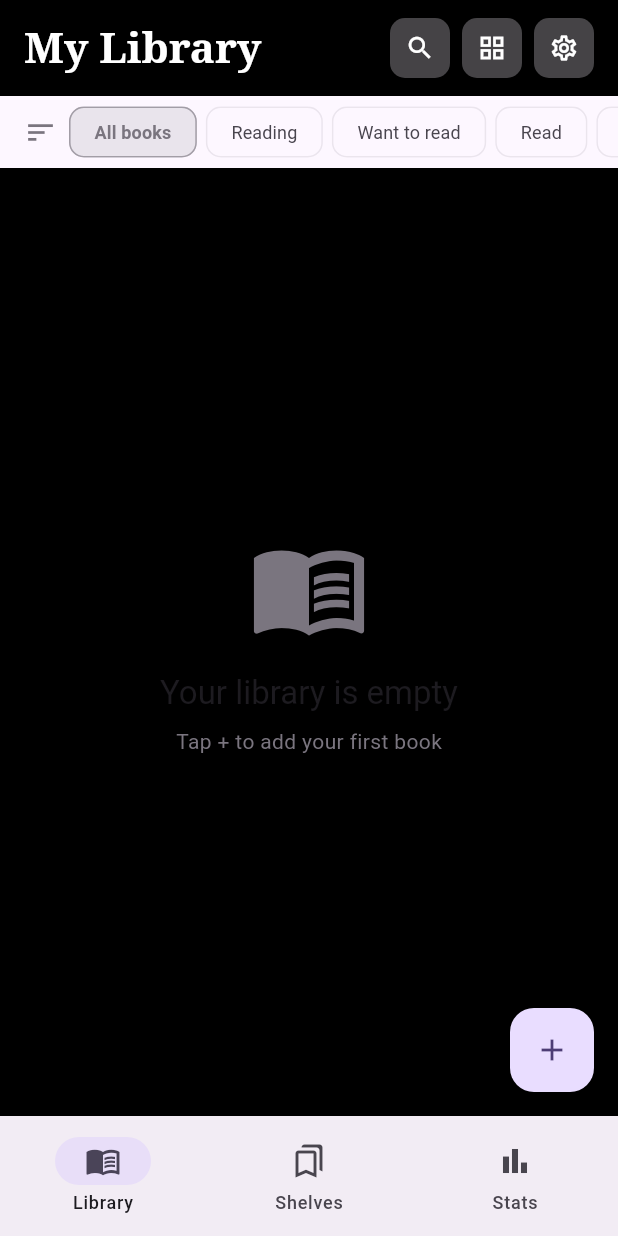
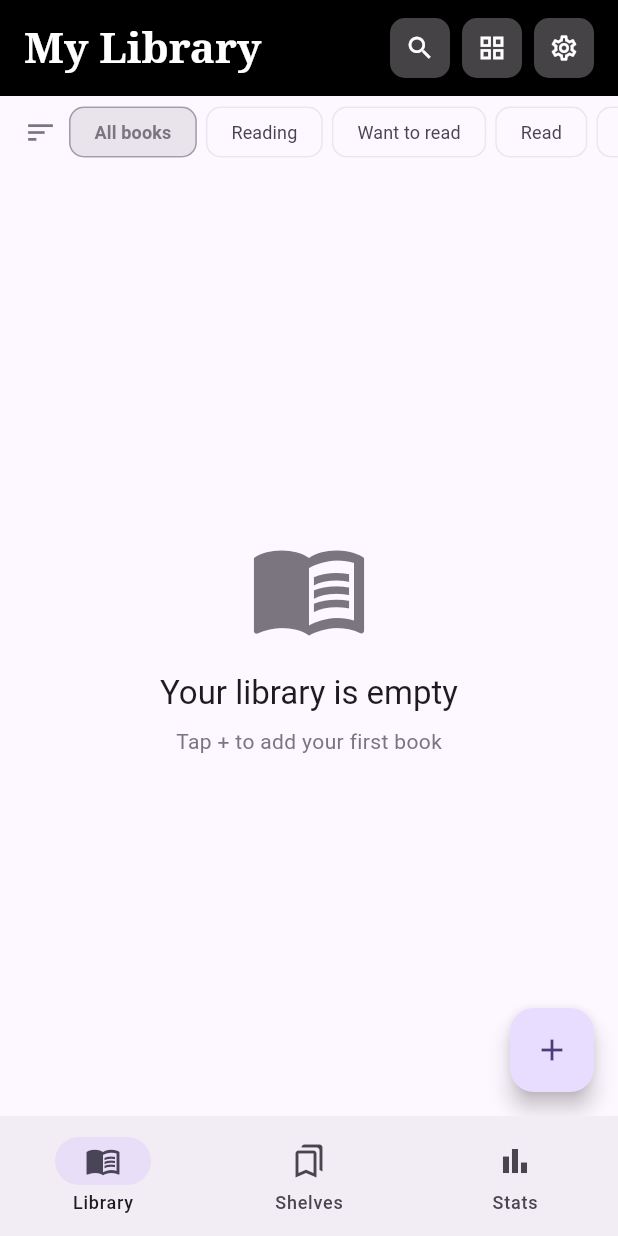
Before and after one commit to Swappppy/Openshelf, a Flutter app: the screen it shows after launch, on a phone screen of 412 x 824 dp. Run offline on Flutter 3.47's test engine with Material 3 defaults, Android fonts, the phone set to English and light mode, and no system bars; our stand-ins replace camera, csv, device_info_plus, drift, drift_flutter, file_picker and 8 more; missing offline and left inert: google_mlkit_text_recognition, mobile_scanner, reorderable_staggered_grid_view; accounts and stored records are empty; generated files the repository leaves out were written again.

Commit message:
DEBTS - thx Claude for the audit ----------------- -------- Main DONE - Fix l10n possible problem with delegates -------- Theme DONE - Fix hard black reference in every theme -------- QoL - Haptic feedback - Hero animations - Better empty state

```diff
--- a/lib/theme/app_theme.dart
+++ b/lib/theme/app_theme.dart
@@ -4,11 +4,18 @@ import 'package:flutter/material.dart';
 /// Generates both light and dark themes based on a user-selected seed color.
 class AppTheme {
   static ThemeData light(Color seedColor) {
+    final scheme = ColorScheme.fromSeed(
+      seedColor: seedColor,
+      brightness: Brightness.light,
+    );
     return ThemeData(
       useMaterial3: true,
-      colorScheme: ColorScheme.fromSeed(
-        seedColor: seedColor,
-        brightness: Brightness.light,
+      colorScheme: scheme,
+      scaffoldBackgroundColor: scheme.surface,
+      appBarTheme: AppBarTheme(
+        backgroundColor: scheme.surface,
+        elevation: 0,
+        scrolledUnderElevation: 0,
       ),
     );
   }
--- a/lib/views/library/library_view.dart
+++ b/lib/views/library/library_view.dart
@@ -170,7 +170,7 @@ class _LibraryScreenState extends ConsumerState<_LibraryScreen> {
             ),
           Expanded(
             child: Container(
-              color: Colors.black,
+              color: Theme.of(context).scaffoldBackgroundColor,
               child: BooksListOrGrid(
                 booksAsync: booksAsync,
                 scrollController: _scrollController,
```
Also changed, not shown: lib/main.dart (+5 -12 lines).
